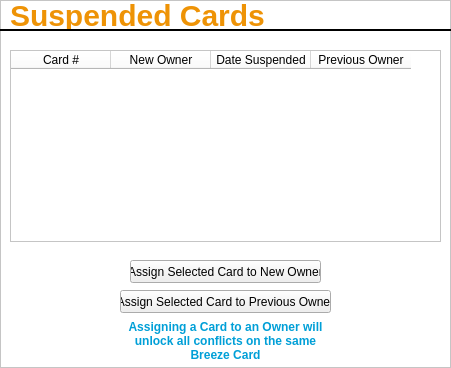
Qt form app/ui/suspendedCards.ui (alishan-kaisani/CS4400-GUI) before a commit.
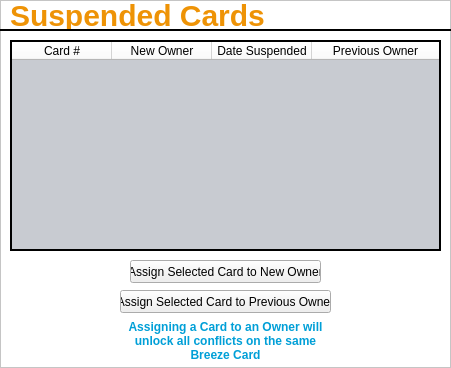
The same form after that commit. Icons and pictures are not drawn.

Diff of the .ui file:
```diff
--- a/app/ui/suspendedCards.ui
+++ b/app/ui/suspendedCards.ui
@@ -89,39 +89,6 @@
     <string>Assign Selected Card to New Owner</string>
    </property>
   </widget>
-  <widget class="QTableWidget" name="suspendedCardTable">
-   <property name="geometry">
-    <rect>
-     <x>10</x>
-     <y>50</y>
-     <width>431</width>
-     <height>192</height>
-    </rect>
-   </property>
-   <property name="columnCount">
-    <number>4</number>
-   </property>
-   <column>
-    <property name="text">
-     <string>Card #</string>
-    </property>
-   </column>
-   <column>
-    <property name="text">
-     <string>New Owner</string>
-    </property>
-   </column>
-   <column>
-    <property name="text">
-     <string>Date Suspended</string>
-    </property>
-   </column>
-   <column>
-    <property name="text">
-     <string>Previous Owner</string>
-    </property>
-   </column>
-  </widget>
   <widget class="Line" name="line">
    <property name="windowModality">
     <enum>Qt::ApplicationModal</enum>
@@ -177,6 +144,81 @@
     <string>Assign Selected Card to Previous Owner</string>
    </property>
   </widget>
+  <widget class="QTableWidget" name="tableWidget">
+   <property name="geometry">
+    <rect>
+     <x>10</x>
+     <y>40</y>
+     <width>431</width>
+     <height>211</height>
+    </rect>
+   </property>
+   <property name="focusPolicy">
+    <enum>Qt::StrongFocus</enum>
+   </property>
+   <property name="autoFillBackground">
+    <bool>false</bool>
+   </property>
+   <property name="styleSheet">
+    <string notr="true">#tableWidget {background-color: #c8cbd1;}</string>
+   </property>
+   <property name="frameShape">
+    <enum>QFrame::WinPanel</enum>
+   </property>
+   <property name="frameShadow">
+    <enum>QFrame::Plain</enum>
+   </property>
+   <property name="sizeAdjustPolicy">
+    <enum>QAbstractScrollArea::AdjustToContents</enum>
+   </property>
+   <property name="editTriggers">
+    <set>QAbstractItemView::NoEditTriggers</set>
+   </property>
+   <property name="alternatingRowColors">
+    <bool>true</bool>
+   </property>
+   <property name="selectionMode">
+    <enum>QAbstractItemView::SingleSelection</enum>
+   </property>
+   <property name="selectionBehavior">
+    <enum>QAbstractItemView::SelectRows</enum>
+   </property>
+   <property name="sortingEnabled">
+    <bool>true</bool>
+   </property>
+   <property name="columnCount">
+    <number>4</number>
+   </property>
+   <attribute name="horizontalHeaderCascadingSectionResizes">
+    <bool>true</bool>
+   </attribute>
+   <attribute name="horizontalHeaderStretchLastSection">
+    <bool>true</bool>
+   </attribute>
+   <attribute name="verticalHeaderVisible">
+    <bool>false</bool>
+   </attribute>
+   <column>
+    <property name="text">
+     <string>Card #</string>
+    </property>
+   </column>
+   <column>
+    <property name="text">
+     <string>New Owner</string>
+    </property>
+   </column>
+   <column>
+    <property name="text">
+     <string>Date Suspended</string>
+    </property>
+   </column>
+   <column>
+    <property name="text">
+     <string>Previous Owner</string>
+    </property>
+   </column>
+  </widget>
  </widget>
  <resources>
   <include location="../qtResources.qrc"/>
```
